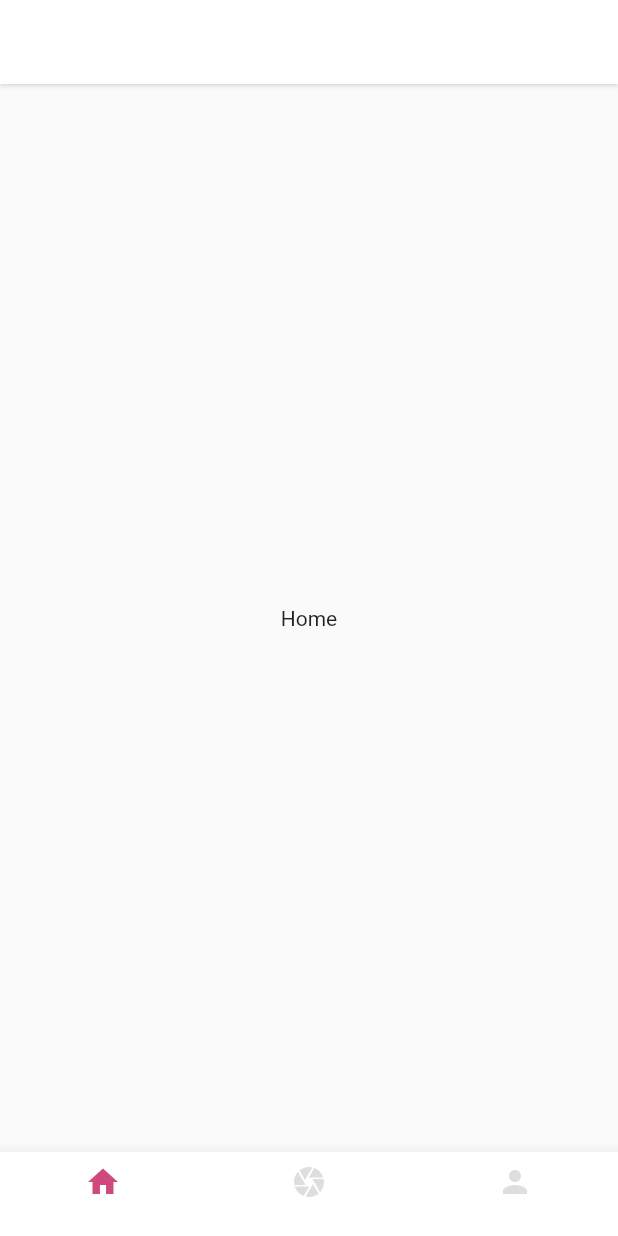
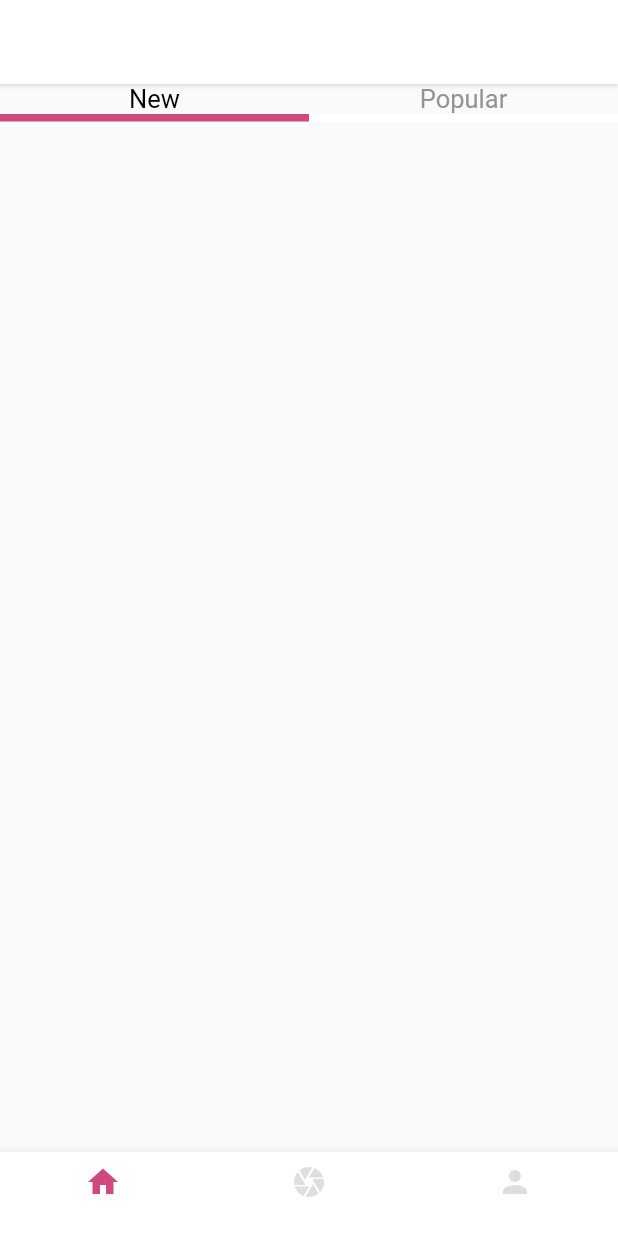
Before and after one commit to fear404-png/test-gall, a Flutter app: the MainScreen screen opened by its route, on a phone screen of 412 x 824 dp. Run offline on Flutter 3.47's test engine with Material 2 defaults, Android fonts, the phone set to English and light mode, and no system bars; our stand-ins replace bloc, flutter_bloc, flutter_svg.

Commit message:
Верстка табов home

```diff
--- a/lib/app.dart
+++ b/lib/app.dart
@@ -21,7 +21,7 @@ class App extends StatelessWidget {
         theme: ThemeData(
             appBarTheme:
                 const AppBarTheme(backgroundColor: AppColors.background),
-            bottomNavigationBarTheme: BottomNavigationBarThemeData(
+            bottomNavigationBarTheme: const BottomNavigationBarThemeData(
                 backgroundColor: AppColors.background,
                 selectedItemColor: AppColors.headerLine,
                 unselectedItemColor: AppColors.grey)),
--- a/lib/blocs/bloc/main_screen_bloc.dart
+++ b/lib/blocs/bloc/main_screen_bloc.dart
@@ -24,7 +24,6 @@ class MainScreenBloc extends Bloc<MainScreenEvent, MainScreenState> {
   Stream<MainScreenState> mapEventToState(
     MainScreenEvent event,
   ) async* {
-    // TODO: implement mapEventToState
     if (event is SetPage) {
       _index = event.indexPage;
       yield MainScreenInitial(_listItem[_index], _index);
--- a/lib/blocs/bloc/main_screen_state.dart
+++ b/lib/blocs/bloc/main_screen_state.dart
@@ -2,12 +2,13 @@ part of 'main_screen_bloc.dart';
 
 @immutable
 abstract class MainScreenState {
-  final index;
+  final int index;
   final Widget curretWidget;
 
-  MainScreenState(this.curretWidget, this.index);
+  const MainScreenState(this.curretWidget, this.index);
 }
 
 class MainScreenInitial extends MainScreenState {
-  MainScreenInitial(Widget curretWidget, index) : super(curretWidget, index);
+  const MainScreenInitial(Widget curretWidget, index)
+      : super(curretWidget, index);
 }
--- a/lib/pages/add_data_page.dart
+++ b/lib/pages/add_data_page.dart
@@ -1,11 +1,11 @@
 import 'package:flutter/material.dart';
 
 class AddDataPage extends StatelessWidget {
-  const AddDataPage({ Key? key }) : super(key: key);
+  const AddDataPage({Key? key}) : super(key: key);
 
   @override
   Widget build(BuildContext context) {
-    return Center(
+    return const Center(
       child: Text("Center"),
     );
   }
--- /dev/null
+++ b/lib/pages/components/home_tab.dart
@@ -0,0 +1,38 @@
+import 'package:flutter/material.dart';
+import 'package:test_gall/theme/app_colors.dart';
+
+class HomeTab extends StatelessWidget {
+  final String title;
+  final bool isTap;
+  const HomeTab({
+    Key? key,
+    required this.title,
+    required this.isTap,
+  }) : super(key: key);
+
+  @override
+  Widget build(BuildContext context) {
+    return Expanded(
+      child: SizedBox(
+        height: 25,
+        child: Column(
+          children: [
+            Text(
+              title,
+              style: TextStyle(
+                  fontFamily: "Roboto",
+                  fontSize: 17,
+                  color: isTap ? AppColors.accent : AppColors.mainGrey),
+            ),
+            Expanded(
+              child: Container(
+                height: 1,
+                color: isTap ? AppColors.headerLine : AppColors.background,
+              ),
+            )
+          ],
+        ),
+      ),
+    );
+  }
+}
--- /dev/null
+++ b/lib/pages/components/home_tabs.dart
@@ -0,0 +1,24 @@
+import 'package:flutter/material.dart';
+import 'package:test_gall/pages/components/home_tab.dart';
+
+class HomeTabs extends StatelessWidget {
+  const HomeTabs({
+    Key? key,
+  }) : super(key: key);
+
+  @override
+  Widget build(BuildContext context) {
+    return Row(
+      children: const [
+        HomeTab(
+          title: "New",
+          isTap: true,
+        ),
+        HomeTab(
+          title: "Popular",
+          isTap: false,
+        ),
+      ],
+    );
+  }
+}
--- a/lib/pages/home_page.dart
+++ b/lib/pages/home_page.dart
@@ -1,12 +1,15 @@
 import 'package:flutter/material.dart';
+import 'package:test_gall/theme/app_colors.dart';
+
+import 'components/home_tabs.dart';
 
 class HomePage extends StatelessWidget {
   const HomePage({Key? key}) : super(key: key);
 
   @override
   Widget build(BuildContext context) {
-    return Center(
-      child: Text("Home"),
+    return Column(
+      children: const [HomeTabs()],
     );
   }
 }
--- a/lib/pages/main_screen.dart
+++ b/lib/pages/main_screen.dart
@@ -1,9 +1,7 @@
 import 'package:flutter/material.dart';
 import 'package:flutter_bloc/flutter_bloc.dart';
 import 'package:test_gall/blocs/bloc/main_screen_bloc.dart';
-import 'package:test_gall/pages/add_data_page.dart';
-import 'package:test_gall/pages/home_page.dart';
-import 'package:test_gall/pages/profile_page.dart';
+
 import 'package:test_gall/theme/app_colors.dart';
 
 class MainScreen extends StatelessWidget {
--- a/lib/pages/profile_page.dart
+++ b/lib/pages/profile_page.dart
@@ -5,7 +5,7 @@ class ProfilePage extends StatelessWidget {
 
   @override
   Widget build(BuildContext context) {
-    return Center(
+    return const Center(
       child: Text("Profile"),
     );
   }
```
